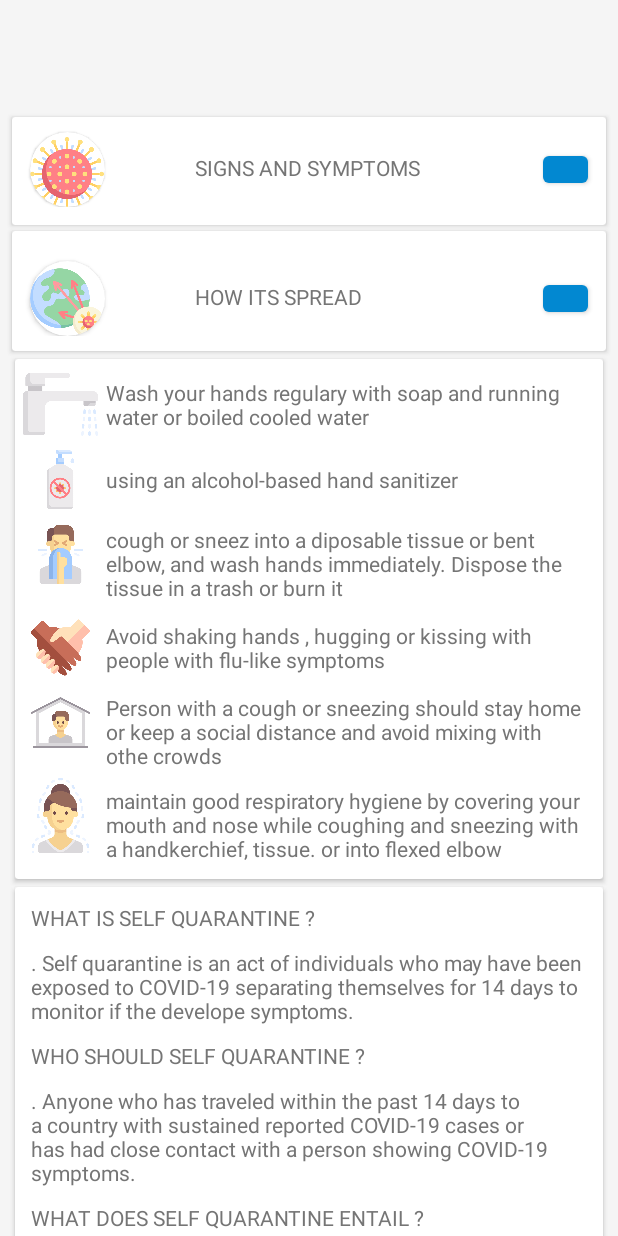
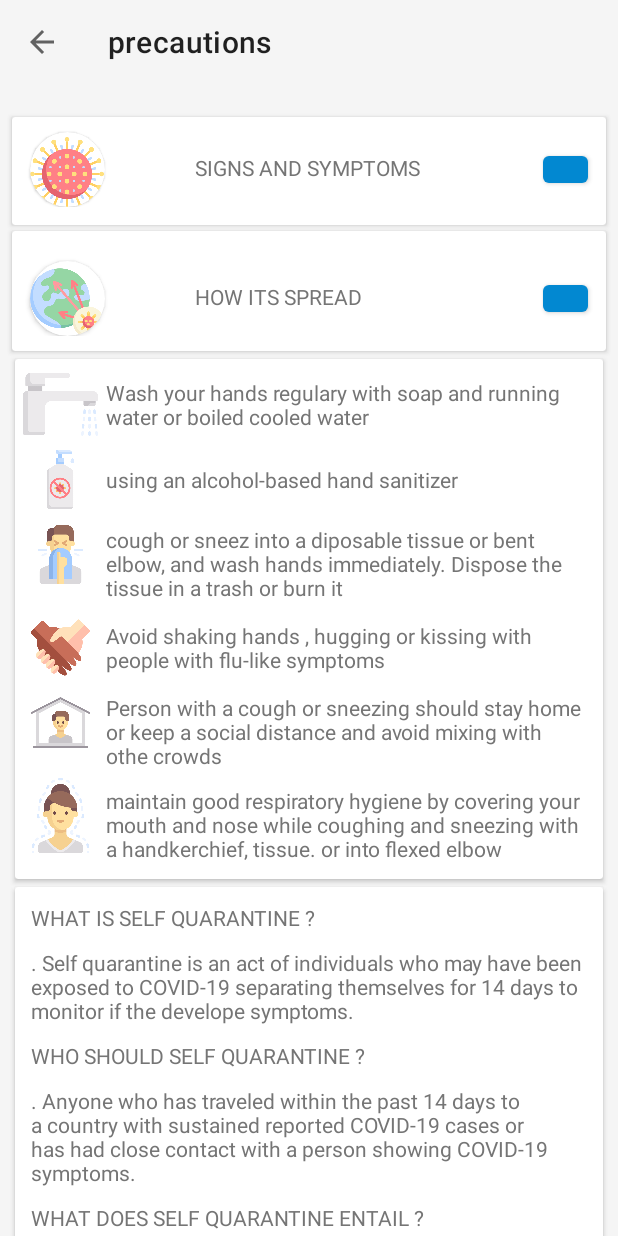
Before and after one commit to opensource254/Covid19-Tracker-App-kenya, an Android app: the PrecautionsActivity screen opened directly, with no data from a screen before it, on a phone screen of 412 x 824 dp. Run offline under Robolectric (Android 15) with nearby library versions, the phone set to English and light mode, and no system bars; network calls fail; Roboto replaces fonts that are not available here.

Commit message:
added action bar to precautions

```diff
--- a/app/src/main/AndroidManifest.xml
+++ b/app/src/main/AndroidManifest.xml
@@ -32,7 +32,8 @@
                 <category android:name="android.intent.category.LAUNCHER" />
             </intent-filter>
         </activity>
-        <activity android:name=".PrecautionsActivity" />
+        <activity android:name=".PrecautionsActivity"
+            android:label="precautions" />
         <activity
             android:name=".MainActivity"
             android:label="@string/app_name" />
--- a/app/src/main/java/app/azim/techxnoss/covid_19_kenya/PrecautionsActivity.java
+++ b/app/src/main/java/app/azim/techxnoss/covid_19_kenya/PrecautionsActivity.java
@@ -1,6 +1,7 @@
 package app.azim.techxnoss.covid_19_kenya;
 
 import androidx.appcompat.app.AppCompatActivity;
+import androidx.appcompat.widget.Toolbar;
 import androidx.cardview.widget.CardView;
 import androidx.constraintlayout.widget.ConstraintLayout;
 
@@ -16,6 +17,7 @@ public class PrecautionsActivity extends AppCompatActivity {
     Button arrowBtn, arrowBtn1;
     CardView cardView, cardView1;
     SwitchPref switchPref;
+    private Toolbar mtoolbar;
 
     @Override
     protected void onCreate(Bundle savedInstanceState) {
@@ -28,6 +30,11 @@ public class PrecautionsActivity extends AppCompatActivity {
 
         super.onCreate(savedInstanceState);
         setContentView(R.layout.activity_precautions);
+
+        mtoolbar = findViewById(R.id.tool_bar);
+        setSupportActionBar(mtoolbar);
+        if (getSupportActionBar() != null)
+            getSupportActionBar().setDisplayHomeAsUpEnabled(true);
 
         expandableView = findViewById(R.id.expandableView);
         expandableView1 = findViewById(R.id.expandableView1);
--- a/app/src/main/res/layout/activity_precautions.xml
+++ b/app/src/main/res/layout/activity_precautions.xml
@@ -6,25 +6,32 @@
     android:layout_height="match_parent"
     android:background="?attr/colorPrimaryDark"
     tools:context=".PrecautionsActivity">
-
+    <com.google.android.material.appbar.AppBarLayout
+        android:id="@+id/app_bar_layout"
+        android:layout_width="match_parent"
+        android:layout_height="wrap_content"
+        android:fitsSystemWindows="true"
+        android:theme="?attr/colorPrimaryDark"
+        app:layout_constraintEnd_toEndOf="parent"
+        app:layout_constraintStart_toStartOf="parent"
+        app:layout_constraintTop_toTopOf="parent"
+        app:liftOnScroll="true">
     <androidx.appcompat.widget.Toolbar
         android:id="@+id/tool_bar"
         android:layout_width="match_parent"
         android:layout_height="?attr/actionBarSize"
-        app:layout_collapseMode="pin"
-        app:layout_constraintEnd_toEndOf="parent"
-        app:layout_constraintStart_toStartOf="parent"
-        app:layout_constraintTop_toTopOf="parent"
-        app:popupTheme="@style/ThemeOverlay.AppCompat.Light" />
-
+        android:background="?attr/colorPrimaryDark"
+        />
+    </com.google.android.material.appbar.AppBarLayout>
     <androidx.core.widget.NestedScrollView
+        app:layout_behavior="@string/appbar_scrolling_view_behavior"
         android:layout_width="match_parent"
         android:layout_height="match_parent"
         android:paddingTop="70dp"
         app:layout_constraintEnd_toEndOf="parent"
-        app:layout_constraintStart_toEndOf="@+id/tool_bar"
+        app:layout_constraintStart_toEndOf="@+id/app_bar_layout"
         app:layout_constraintStart_toStartOf="parent"
-        app:layout_constraintTop_toBottomOf="@+id/tool_bar">
+        app:layout_constraintTop_toBottomOf="@+id/app_bar_layout">
 
         <androidx.constraintlayout.widget.ConstraintLayout
             android:layout_width="match_parent"
```
